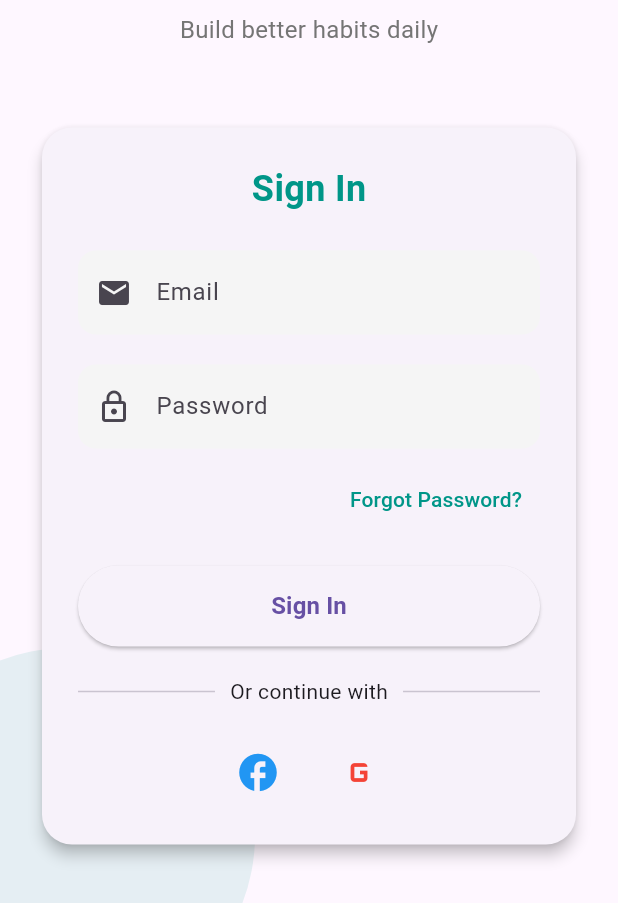
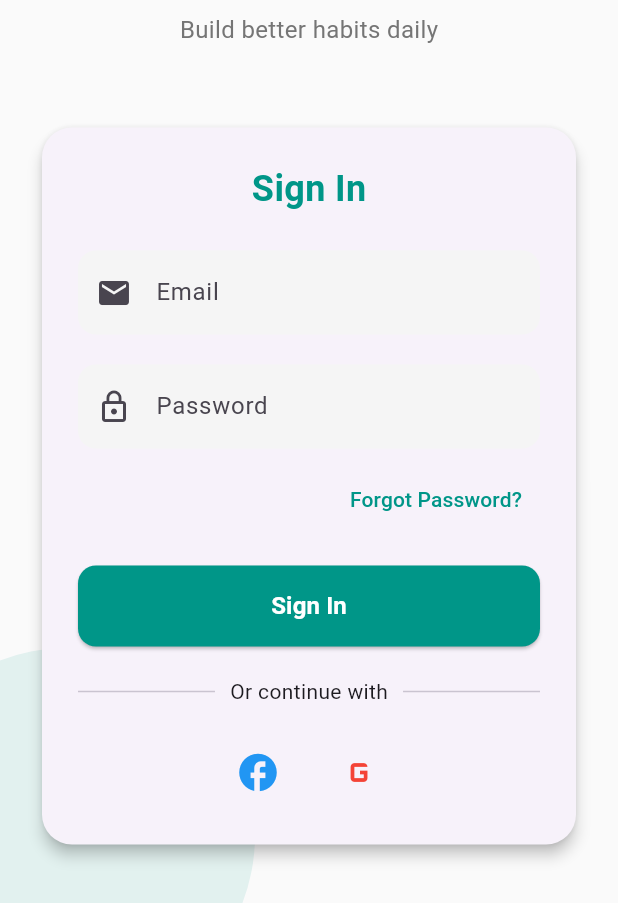
Before and after one commit to JohnnyTok/HabitTrackerApp, a Flutter app: the screen it shows after launch, on a phone screen of 412 x 824 dp, the part 333-1236 px from its top. Run offline on Flutter 3.47's test engine with Material 3 defaults, Android fonts, the phone set to English and light mode, and no system bars; our stand-ins replace percent_indicator.

Commit message:
Update main.dart

```diff
--- a/lib/main.dart
+++ b/lib/main.dart
@@ -1,8 +1,7 @@
 import 'package:flutter/material.dart';
 import 'SignInPage.dart';
-//import 'SignUpPage.dart';
 
-void main() => runApp(MyApp());
+void main() => runApp(const MyApp());
 
 class MyApp extends StatelessWidget {
   const MyApp({super.key});
@@ -12,8 +11,36 @@ class MyApp extends StatelessWidget {
     return MaterialApp(
       title: 'Habit Tracker',
       debugShowCheckedModeBanner: false,
-      theme: ThemeData(primarySwatch: Colors.blue),
-      home: SignInPage(),
+      theme: ThemeData(
+        primarySwatch: Colors.teal, // Updated theme to teal for consistency
+        scaffoldBackgroundColor: Colors.grey[50], // A light background for all scaffolds
+        appBarTheme: AppBarTheme(
+          backgroundColor: Colors.teal[800],
+          foregroundColor: Colors.white,
+          elevation: 5,
+          titleTextStyle: const TextStyle(
+            fontSize: 20,
+            fontWeight: FontWeight.bold,
+            color: Colors.white,
+          ),
+          iconTheme: const IconThemeData(color: Colors.white),
+        ),
+        floatingActionButtonTheme: FloatingActionButtonThemeData(
+          backgroundColor: Colors.teal[800],
+          foregroundColor: Colors.white,
+        ),
+        elevatedButtonTheme: ElevatedButtonThemeData(
+          style: ElevatedButton.styleFrom(
+            backgroundColor: Colors.teal,
+            foregroundColor: Colors.white,
+            shape: RoundedRectangleBorder(
+              borderRadius: BorderRadius.circular(12),
+            ),
+            padding: const EdgeInsets.symmetric(vertical: 14),
+          ),
+        ),
+      ),
+      home: const SignInPage(),
     );
   }
 }
```
